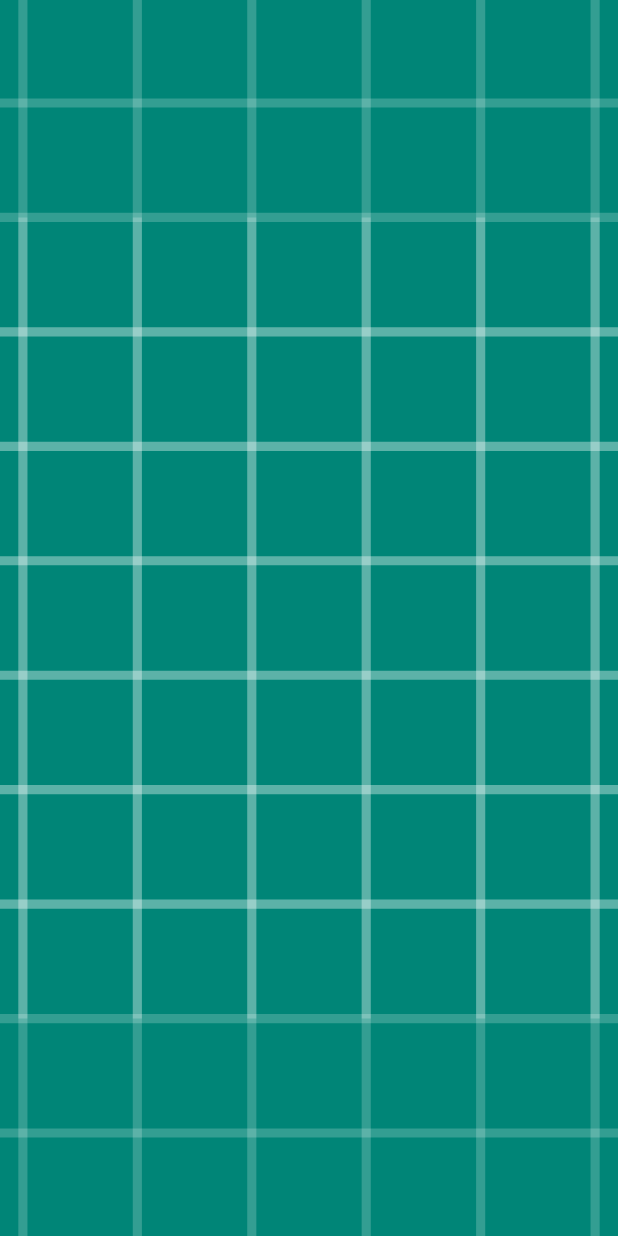
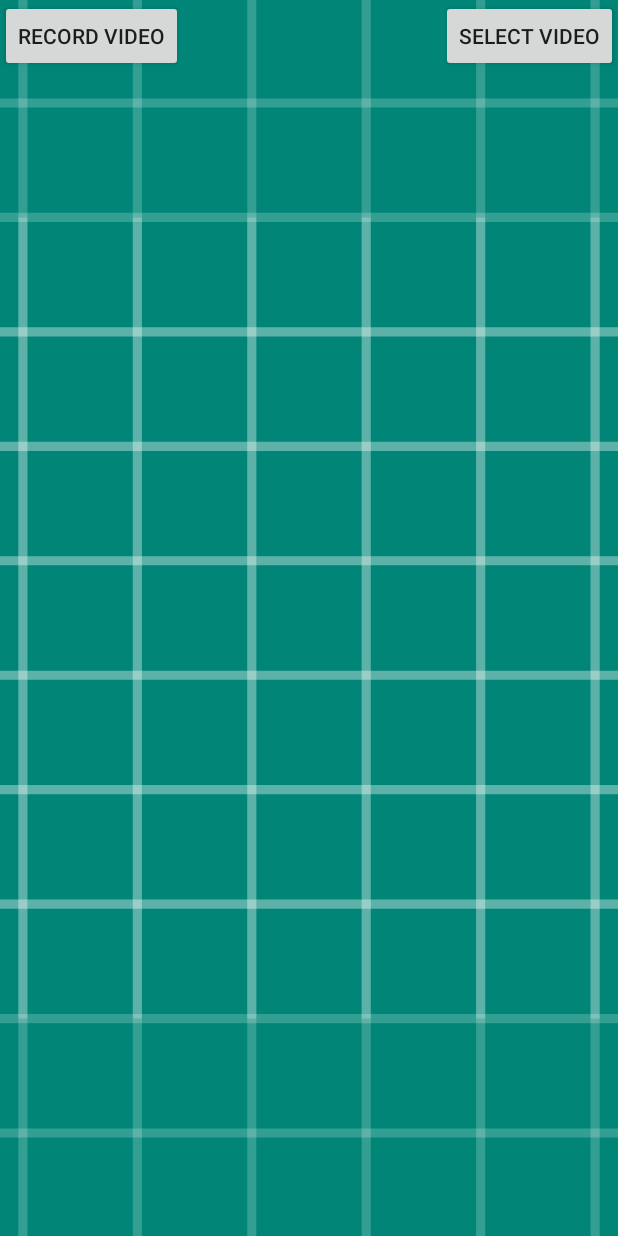
Before and after one commit to BenDenen/VisionAi, an Android app: the layout activity_main.xml on its own in the app's theme, with its tools: preview values and no code run, on a phone screen of 412 x 824 dp. Run offline under Robolectric (Android 15) with nearby library versions, the phone set to English and light mode, and no system bars.

Commit message:
Add select external video file

```diff
--- a/Android/TFLite/app/src/main/AndroidManifest.xml
+++ b/Android/TFLite/app/src/main/AndroidManifest.xml
@@ -3,6 +3,9 @@
           package="com.bendenen.tfliteexample">
 
     <uses-permission android:name="android.permission.CAMERA"/>
+
+    <uses-permission android:name="android.permission.READ_EXTERNAL_STORAGE" />
+    <uses-permission android:name="android.permission.WRITE_EXTERNAL_STORAGE" />
 
     <uses-feature android:name="android.hardware.camera"/>
     <uses-feature android:name="android.hardware.camera.autofocus"/>
--- a/Android/TFLite/app/src/main/res/layout/activity_main.xml
+++ b/Android/TFLite/app/src/main/res/layout/activity_main.xml
@@ -19,4 +19,19 @@
             app:layout_constraintRight_toRightOf="parent"
             app:layout_constraintTop_toTopOf="parent"/>
 
+    <Button
+            android:id="@+id/record_video_button"
+            android:layout_width="wrap_content"
+            android:layout_height="wrap_content"
+            android:text="Record Video"
+            app:layout_constraintTop_toTopOf="parent"
+            app:layout_constraintStart_toStartOf="parent"/>
+    <Button
+            android:id="@+id/select_video_button"
+            android:layout_width="wrap_content"
+            android:layout_height="wrap_content"
+            android:text="Select Video"
+            app:layout_constraintTop_toTopOf="parent"
+            app:layout_constraintEnd_toEndOf="parent"/>
+
 </androidx.constraintlayout.widget.ConstraintLayout>
```
Also changed, not shown: Android/TFLite/app/src/main/java/com/bendenen/tfliteexample/MainActivity.kt (+54 -21 lines), Android/TFLite/app/src/main/java/com/bendenen/tfliteexample/video/mediacodec/MediaCodecVideoSourceImpl.kt (+4 -6 lines), Android/TFLite/app/src/main/java/com/bendenen/tfliteexample/videoprocessor/tflite/TfLiteVideoProcessorImpl.kt (+8 -5 lines).
